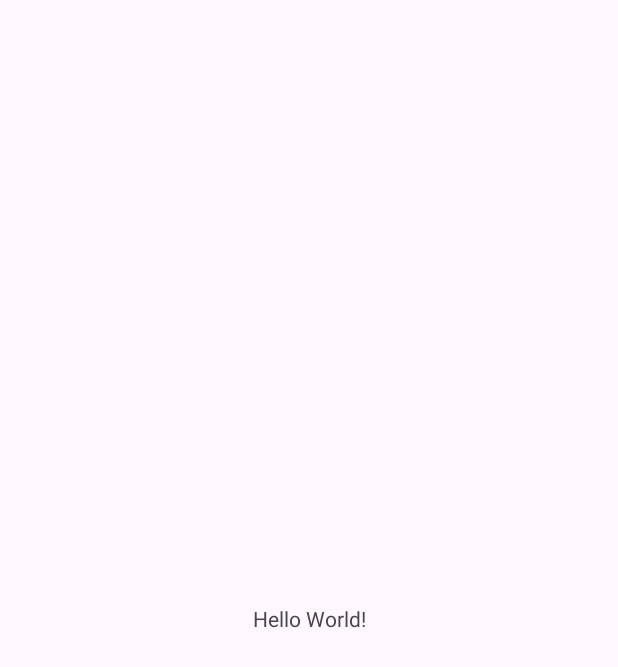
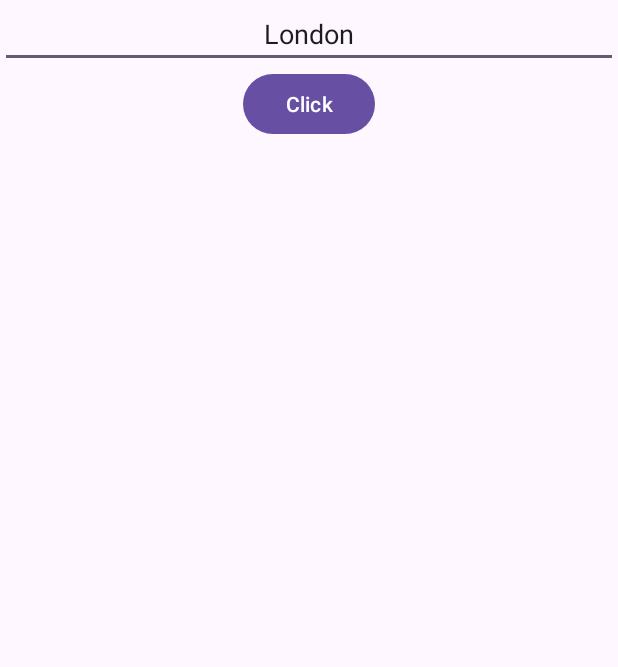
Before and after one commit to z18s/WeatherApp, an Android app: the screen it shows after launch (MainActivity), on a phone screen of 412 x 824 dp. Before the commit the part shown is almost empty. Shown: the top 667 px of the screen. Run offline under Robolectric (Android 15) with nearby library versions, the phone set to English and light mode, and no system bars.

```diff
--- a/app/src/main/AndroidManifest.xml
+++ b/app/src/main/AndroidManifest.xml
@@ -1,6 +1,8 @@
 <?xml version="1.0" encoding="utf-8"?>
 <manifest xmlns:android="http://schemas.android.com/apk/res/android"
     xmlns:tools="http://schemas.android.com/tools">
+
+    <uses-permission android:name="android.permission.INTERNET" />
 
     <application
         android:allowBackup="true"
--- a/app/src/main/java/com/example/weatherapp/application/App.kt
+++ b/app/src/main/java/com/example/weatherapp/application/App.kt
@@ -1,8 +1,25 @@
 package com.example.weatherapp.application
 
 import android.app.Application
+import com.example.weatherapp.BuildConfig
+import com.example.weatherapp.mvp.model.retrofit.IDataSource
+import okhttp3.OkHttpClient
+import okhttp3.logging.HttpLoggingInterceptor
+import retrofit2.Retrofit
+import retrofit2.converter.gson.GsonConverterFactory
 
 class App : Application() {
+
+    private val client = OkHttpClient.Builder()
+        .addInterceptor(HttpLoggingInterceptor().setLevel(HttpLoggingInterceptor.Level.BODY))
+        .build()
+
+    val dataSource: IDataSource = Retrofit.Builder()
+        .baseUrl(BuildConfig.BaseUrl)
+        .addConverterFactory(GsonConverterFactory.create())
+        .client(client)
+        .build()
+        .create(IDataSource::class.java)
 
     companion object {
 
--- /dev/null
+++ b/app/src/main/java/com/example/weatherapp/mvp/model/retrofit/IRetrofit.kt
@@ -0,0 +1,8 @@
+package com.example.weatherapp.mvp.model.retrofit
+
+import com.example.weatherapp.mvp.model.DataRequest
+import retrofit2.Call
+
+interface IRetrofit {
+    fun loadWeatherByCity(request: String): Call<DataRequest>
+}
--- /dev/null
+++ b/app/src/main/java/com/example/weatherapp/mvp/model/retrofit/RetrofitConnection.kt
@@ -0,0 +1,9 @@
+package com.example.weatherapp.mvp.model.retrofit
+
+import com.example.weatherapp.mvp.model.DataRequest
+import retrofit2.Call
+
+class RetrofitConnection(private var dataSource: IDataSource): IRetrofit {
+
+    override fun loadWeatherByCity(request: String): Call<DataRequest> = dataSource.loadWeatherByCity(request)
+}
--- a/app/src/main/java/com/example/weatherapp/mvp/presenter/IMainPresenter.kt
+++ b/app/src/main/java/com/example/weatherapp/mvp/presenter/IMainPresenter.kt
@@ -5,4 +5,5 @@ import com.example.weatherapp.mvp.view.IMainView
 interface IMainPresenter {
     fun attachView(view: IMainView)
     fun detachView()
+    fun onClick(request: String)
 }
--- a/app/src/main/java/com/example/weatherapp/mvp/view/IMainView.kt
+++ b/app/src/main/java/com/example/weatherapp/mvp/view/IMainView.kt
@@ -1,4 +1,6 @@
 package com.example.weatherapp.mvp.view
 
 interface IMainView {
+    fun setText(text: String)
+    fun showToast(text: String)
 }
--- a/app/src/main/java/com/example/weatherapp/ui/MainActivity.kt
+++ b/app/src/main/java/com/example/weatherapp/ui/MainActivity.kt
@@ -1,8 +1,14 @@
 package com.example.weatherapp.ui
 
+import android.os.Bundle
+import android.widget.Button
+import android.widget.EditText
+import android.widget.TextView
+import android.widget.Toast
 import androidx.appcompat.app.AppCompatActivity
-import android.os.Bundle
 import com.example.weatherapp.R
+import com.example.weatherapp.application.App
+import com.example.weatherapp.mvp.model.retrofit.RetrofitConnection
 import com.example.weatherapp.mvp.presenter.IMainPresenter
 import com.example.weatherapp.mvp.presenter.MainPresenter
 import com.example.weatherapp.mvp.view.IMainView
@@ -11,6 +17,10 @@ class MainActivity : AppCompatActivity(), IMainView {
 
     private lateinit var presenter: IMainPresenter
 
+    private lateinit var textView: TextView
+    private lateinit var editText: EditText
+    private lateinit var button: Button
+
     override fun onCreate(savedInstanceState: Bundle?) {
         super.onCreate(savedInstanceState)
         setContentView(R.layout.activity_main)
@@ -18,8 +28,24 @@ class MainActivity : AppCompatActivity(), IMainView {
     }
 
     private fun init() {
-        presenter = MainPresenter()
+        presenter = MainPresenter(RetrofitConnection(App.INSTANCE.dataSource))
         presenter.attachView(this)
+
+        textView = findViewById(R.id.text)
+        editText = findViewById(R.id.edit_text)
+        button = findViewById(R.id.button)
+
+        button.setOnClickListener {
+            presenter.onClick(editText.text.toString())
+        }
+    }
+
+    override fun setText(text: String) {
+        textView.text = text
+    }
+
+    override fun showToast(text: String) {
+        Toast.makeText(this, text, Toast.LENGTH_SHORT).show()
     }
 
     override fun onDestroy() {
--- a/app/src/main/res/layout/activity_main.xml
+++ b/app/src/main/res/layout/activity_main.xml
@@ -1,15 +1,37 @@
 <?xml version="1.0" encoding="utf-8"?>
-<androidx.constraintlayout.widget.ConstraintLayout xmlns:android="http://schemas.android.com/apk/res/android"
+<androidx.constraintlayout.widget.ConstraintLayout
+    xmlns:android="http://schemas.android.com/apk/res/android"
     xmlns:app="http://schemas.android.com/apk/res-auto"
     xmlns:tools="http://schemas.android.com/tools"
     android:layout_width="match_parent"
     android:layout_height="match_parent"
     tools:context=".ui.MainActivity">
 
-    <TextView
+    <EditText
+        android:id="@+id/edit_text"
+        android:layout_width="match_parent"
+        android:layout_height="wrap_content"
+        android:gravity="center"
+        android:text="London"
+        app:layout_constraintEnd_toEndOf="parent"
+        app:layout_constraintStart_toStartOf="parent"
+        app:layout_constraintTop_toTopOf="parent" />
+
+    <Button
+        android:id="@+id/button"
         android:layout_width="wrap_content"
         android:layout_height="wrap_content"
-        android:text="Hello World!"
+        android:gravity="center"
+        android:text="Click"
+        app:layout_constraintEnd_toEndOf="parent"
+        app:layout_constraintStart_toStartOf="parent"
+        app:layout_constraintTop_toBottomOf="@+id/edit_text" />
+
+    <TextView
+        android:id="@+id/text"
+        android:layout_width="wrap_content"
+        android:layout_height="wrap_content"
+        android:text=""
         app:layout_constraintBottom_toBottomOf="parent"
         app:layout_constraintEnd_toEndOf="parent"
         app:layout_constraintStart_toStartOf="parent"
```
Also changed, not shown: app/build.gradle.kts (+17 -0 lines), app/src/main/java/com/example/weatherapp/mvp/model/retrofit/IDataSource.kt (added, +12 -0 lines), app/src/main/java/com/example/weatherapp/mvp/presenter/MainPresenter.kt (+38 -1 lines), 1 other file.
